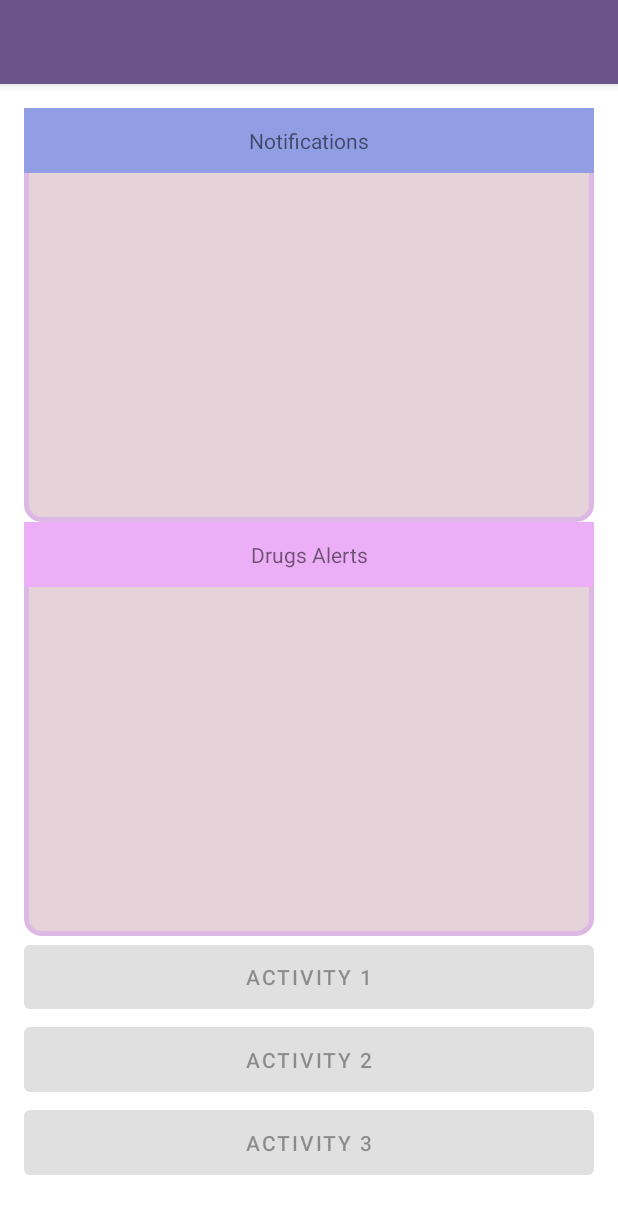
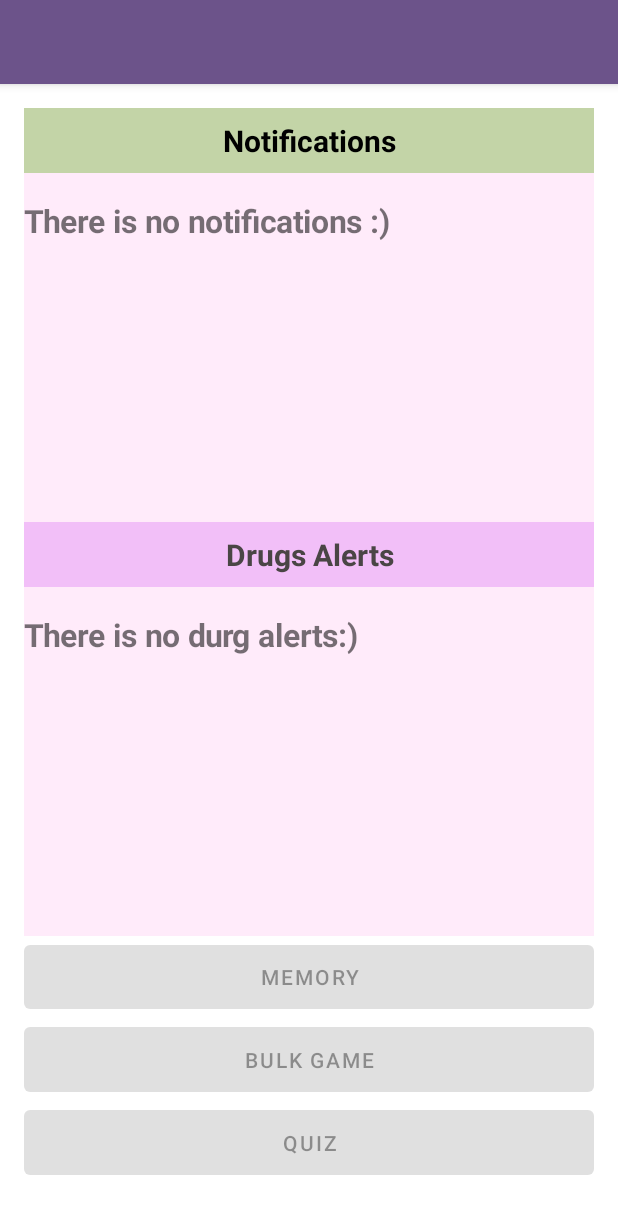
Before and after one commit to idobarakk/W88-Project, an Android app: the HomePageActivity screen opened directly, with no data from a screen before it, on a phone screen of 412 x 824 dp. Shown: the top 1214 px of the screen. Run offline under Robolectric (Android 15) with nearby library versions, the light colour scheme and no system bars; libraries missing offline, so code that uses them is left out: io.socket.client; 10 statements that could not run were skipped.

Commit message:
Coloring- and bug fixes
Co-Authored-By: TomerTheCodeKing <138518398+TomerTheCodeKing@users.noreply.github.com>
Co-Authored-By: zivma750 <118803144+zivma750@users.noreply.github.com>

```diff
--- a/W88Socketio/app/src/main/java/com/example/w88socketio/HomePageActivity.java
+++ b/W88Socketio/app/src/main/java/com/example/w88socketio/HomePageActivity.java
@@ -4,15 +4,19 @@ import static com.example.w88socketio.GlobalData.userId;
 
 import androidx.appcompat.app.AppCompatActivity;
 import android.content.Intent;
+import android.graphics.Color;
 import android.media.Ringtone;
 import android.media.RingtoneManager;
 import android.net.Uri;
 import android.os.Bundle;
 import androidx.appcompat.app.AppCompatActivity;
 import io.socket.client.Socket;
+
+import android.text.Html;
 import android.util.Log;
 import android.view.View;
 import android.widget.EditText;
+import android.widget.FrameLayout;
 import android.widget.TextView;
 import android.widget.Button;
 import io.socket.client.IO;
@@ -29,6 +33,7 @@ public class HomePageActivity extends AppCompatActivity {
     private TextView drugsTextView;
     private Button drugsButton;
     private Button activityButton1, activityButton2, activityButton3;
+    private FrameLayout notificationFrameLayout, drugsFrameLayout;
 
     @Override
     protected void onCreate(Bundle savedInstanceState) {
@@ -57,15 +62,20 @@ public class HomePageActivity extends AppCompatActivity {
     private void initializeUI() {
         notificationTextView = findViewById(R.id.notificationTextView);
         notificationButton =findViewById(R.id.notificationButton);
-
+        notificationTextView.setVisibility(View.VISIBLE);
+        notificationTextView.setText(Html.fromHtml("<h1>"+ "There is no notifications :)" +"</H1>"));
 
         drugsTextView = findViewById(R.id.drugsTextView);
         drugsButton =findViewById(R.id.drugsButton);
-
+        drugsTextView.setVisibility(View.VISIBLE);
+        drugsTextView.setText(Html.fromHtml("<h1>"+ "There is no durg alerts:)" +"</H1>"));
 
         activityButton1 = findViewById(R.id.activityButton1);
         activityButton2 = findViewById(R.id.activityButton2);
         activityButton3 = findViewById(R.id.activityButton3);
+
+        notificationFrameLayout = findViewById(R.id.notificationFrameLayout);
+        drugsFrameLayout = findViewById(R.id.drugsFrameLayout);
     }
 
     private void setupSocket() {
@@ -148,10 +158,13 @@ public class HomePageActivity extends AppCompatActivity {
         String user_id = data.optString("user_id");
         String elderly_user_id = data.optString("elderly_user_id");
         boolean took = data.optBoolean("took");
-        notificationTextView.setText("Title: "+ title +"\n"+"Content: "+ content +"\n"+"Date and Time : "+ date + " " + time);
+
+        notificationTextView.setText(Html.fromHtml("<p style=\"text-align: center;\">"+"<strong>"+"You got a new Notification!"+"</strong>"+"</p>"+"<p>"+"<strong>"+"<h3>"+ title +"</h3>"+"</strong>"+"</p>"+"<p>"+ content +"</p>"+"<p>"+"Date: "+date+"</p>"+"<p>"+"Time: "+time+"</p>"));
+        //notificationTextView.setText("Title: "+ title +"\n"+"Content: "+ content +"\n"+"Date and Time : "+ date + " " + time);
         notificationButton.setEnabled(true);
         notificationTextView.setVisibility(View.VISIBLE);
         notificationButton.setVisibility(View.VISIBLE);
+        notificationFrameLayout.setBackgroundColor(Color.parseColor("#F7CFD3"));
         ringtone();
 
         notificationButton.setOnClickListener(v -> {
@@ -172,8 +185,10 @@ public class HomePageActivity extends AppCompatActivity {
                 e.printStackTrace();
             }
             mSocket.emit("message", notificationData.toString());
-            notificationTextView.setVisibility(View.INVISIBLE);
+            notificationTextView.setVisibility(View.VISIBLE);
+            notificationTextView.setText(Html.fromHtml("<h1>"+ "There is no notifications :)" +"</H1>"));
             notificationButton.setVisibility(View.INVISIBLE);
+            notificationFrameLayout.setBackgroundColor(Color.parseColor("#F5EEFF"));
         });
     }
 
@@ -189,10 +204,11 @@ public class HomePageActivity extends AppCompatActivity {
         String drug_name = data.optString("drug_name");
         boolean took = data.optBoolean("took");
 
-        drugsTextView.setText("Drug Name: "+ drug_name +"\n"+"Dose: "+ dose +"\n"+"Type : "+ type + "Date and Time: " + taketime +"   "+takedate);
+        drugsTextView.setText(Html.fromHtml("<p style=\"text-align: center;\">"+"<strong>"+"You got a new Drug remider!"+"</strong>"+"</p>"+"<h3>"+"<strong>"+drug_name+"</strong>"+"</h3>"+"<p>"+"Type: "+type+"</p>"+"<div>"+"Dose: "+dose+"</div>"+"<div>"+"</div>"+"<div>"+"Take Time: "+taketime+"</div>"));
         drugsButton.setEnabled(true);
         drugsTextView.setVisibility(View.VISIBLE);
         drugsButton.setVisibility(View.VISIBLE);
+        drugsFrameLayout.setBackgroundColor(Color.parseColor("#F7CFD3"));
         ringtone();
 
         drugsButton.setOnClickListener(v -> {
@@ -212,8 +228,10 @@ public class HomePageActivity extends AppCompatActivity {
                 e.printStackTrace();
             }
             mSocket.emit("message", drugData.toString());
-            drugsTextView.setVisibility(View.INVISIBLE);
+            drugsTextView.setVisibility(View.VISIBLE);
+            drugsTextView.setText(Html.fromHtml("<h1>"+ "There is no durg alerts:)" +"</H1>"));
             drugsButton.setVisibility(View.INVISIBLE);
+            drugsFrameLayout.setBackgroundColor(Color.parseColor("#F5EEFF"));
         });
     }
 
--- a/W88Socketio/app/src/main/res/layout/activity_home_page.xml
+++ b/W88Socketio/app/src/main/res/layout/activity_home_page.xml
@@ -1,27 +1,33 @@
-
-<LinearLayout
-    xmlns:android="http://schemas.android.com/apk/res/android"
+<LinearLayout xmlns:android="http://schemas.android.com/apk/res/android"
     xmlns:tools="http://schemas.android.com/tools"
     android:layout_width="match_parent"
     android:layout_height="match_parent"
     android:orientation="vertical"
-    android:weightSum="8"
-    android:padding="16dp">
+    android:padding="16dp"
+    android:weightSum="8">
 
     <!-- Notifications Section -->
     <FrameLayout
+        android:id="@+id/notificationFrameLayout"
         android:layout_width="match_parent"
         android:layout_height="0dp"
         android:layout_weight="3"
-        android:background="@drawable/layout_border">
+        android:background="@color/material_dynamic_tertiary95"
+        android:baselineAligned="false">
 
         <TextView
             android:id="@+id/notificationTextViewTitle"
             android:layout_width="match_parent"
             android:layout_height="43dp"
-            android:background="#919EE4"
+            android:background="#A8A5C87D"
+            android:fontFamily="sans-serif"
             android:gravity="center"
-            android:text="Notifications" />
+            android:text="Notifications"
+            android:textAlignment="center"
+            android:textColor="#000000"
+            android:textSize="20sp"
+            android:textStyle="bold"
+            android:typeface="normal" />
 
 
         <TextView
@@ -35,28 +41,34 @@
             android:id="@+id/notificationButton"
             android:layout_width="wrap_content"
             android:layout_height="wrap_content"
+            android:layout_gravity="center_horizontal|bottom"
+            android:background="#E06969"
             android:text="I did it!"
-            android:layout_gravity="center_horizontal|bottom"
-            android:visibility="invisible"
-            android:background="#E06969"/>
+            android:visibility="invisible" />
     </FrameLayout>
 
     <!-- Drugs Reminder Section -->
 
     <!-- Activities Section -->
     <FrameLayout
+        android:id="@+id/drugsFrameLayout"
         android:layout_width="match_parent"
         android:layout_height="0dp"
         android:layout_weight="3"
-        android:background="@drawable/layout_border">
+        android:background="@color/material_dynamic_tertiary95">
 
         <TextView
             android:id="@+id/drugsTextViewTitle"
             android:layout_width="match_parent"
             android:layout_height="43dp"
-            android:background="#EDAEF8"
+            android:background="#B7EDAEF8"
+            android:fontFamily="sans-serif"
             android:gravity="center"
-            android:text="Drugs Alerts" />
+            android:text="Drugs Alerts"
+            android:textAlignment="center"
+            android:textColor="#4A4545"
+            android:textSize="20sp"
+            android:textStyle="bold" />
 
         <TextView
             android:id="@+id/drugsTextView"
@@ -81,27 +93,30 @@
         android:layout_height="0dp"
         android:layout_weight="1.8"
         android:orientation="vertical">
+
         <Button
             android:id="@+id/activityButton1"
             android:layout_width="match_parent"
             android:layout_height="0dp"
             android:layout_weight="1"
-            android:text="Activity 1"
-            android:enabled="false" />
+            android:enabled="false"
+            android:text="Memory" />
+
         <Button
             android:id="@+id/activityButton2"
             android:layout_width="match_parent"
             android:layout_height="0dp"
             android:layout_weight="1"
-            android:text="Activity 2"
-            android:enabled="false" />
+            android:enabled="false"
+            android:text="Bulk game" />
+
         <Button
             android:id="@+id/activityButton3"
             android:layout_width="match_parent"
             android:layout_height="0dp"
             android:layout_weight="1"
-            android:text="Activity 3"
-            android:enabled="false" />
+            android:enabled="false"
+            android:text="Quiz" />
     </LinearLayout>
 
 </LinearLayout>
--- a/W88Socketio/app/src/main/res/xml/network_security_config.xml
+++ b/W88Socketio/app/src/main/res/xml/network_security_config.xml
@@ -3,6 +3,7 @@
     <domain-config cleartextTrafficPermitted="true">
         <domain includeSubdomains="true">localhost</domain>
         <domain includeSubdomains="true">10.0.2.2</domain>
+        <domain includeSubdomains="true">10.0.2.1</domain>
         <domain includeSubdomains="true">192.116.98.97</domain>
     </domain-config>
 </network-security-config>
```
Also changed, not shown: 13 other files.
